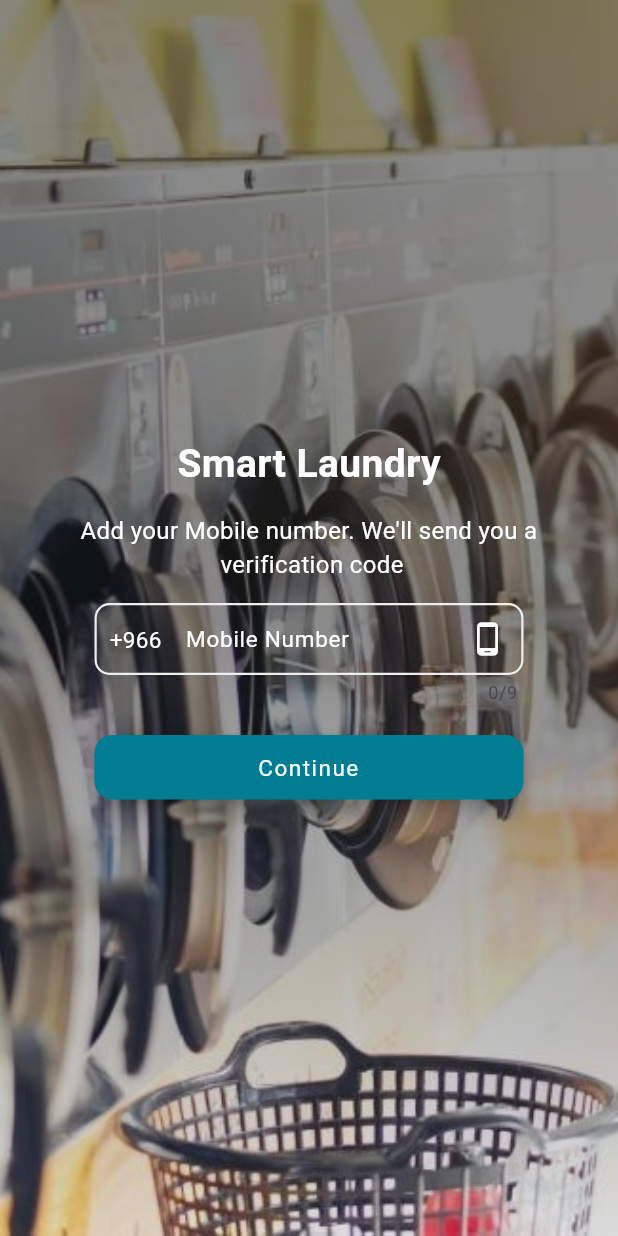
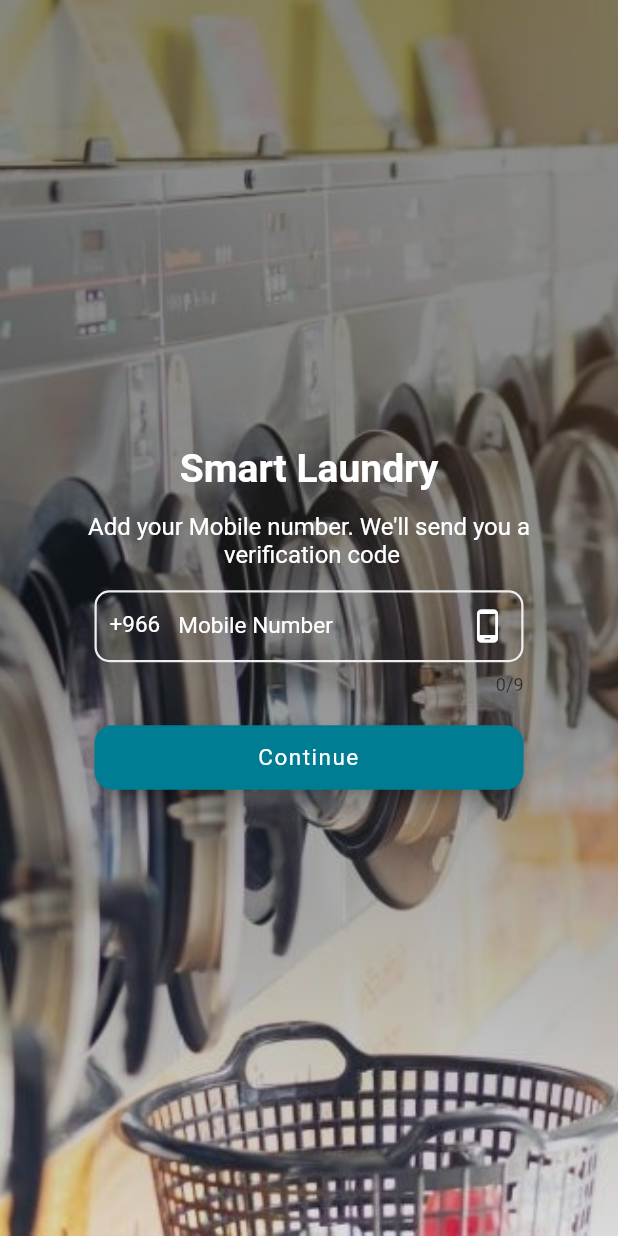
Before and after one commit to sulemanawan1/laundry, a Flutter app: the screen it shows after launch, on a phone screen of 412 x 824 dp. Run offline on Flutter 3.47's test engine with Material 3 defaults, Android fonts, the phone set to English and light mode, and no system bars; our stand-ins replace carousel_slider, dots_indicator, go_router, google_fonts, pinput; Roboto replaces fonts that are missing (Ubuntu).

Commit message:
23-12-23

```diff
--- a/lib/main.dart
+++ b/lib/main.dart
@@ -22,7 +22,7 @@ class _MyAppState extends State<MyApp> {
   Widget build(BuildContext context) {
     return MaterialApp.router(
       routerConfig: AppRoutes().routes,
-      theme: ThemeData(primaryColor: primaryColor),
+      theme: ThemeData(primaryColor: primaryColor, useMaterial3: false),
       debugShowCheckedModeBanner: false,
     );
   }
```
